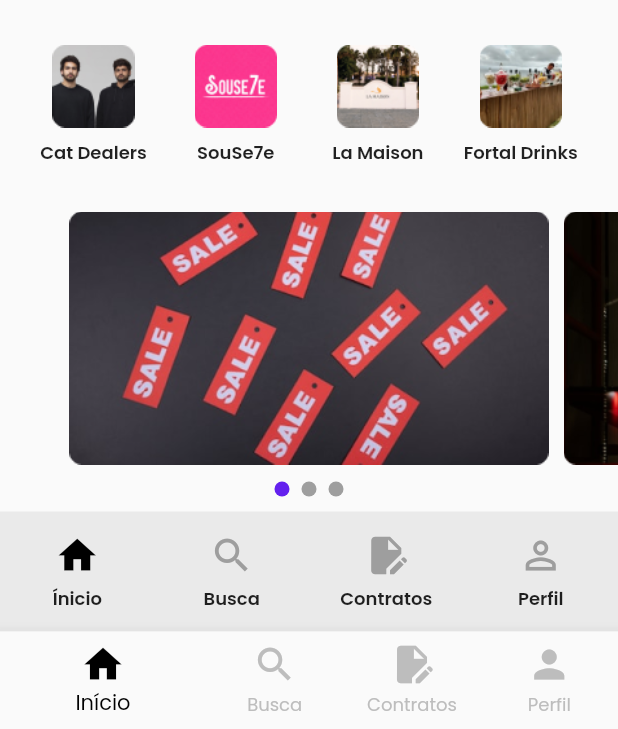
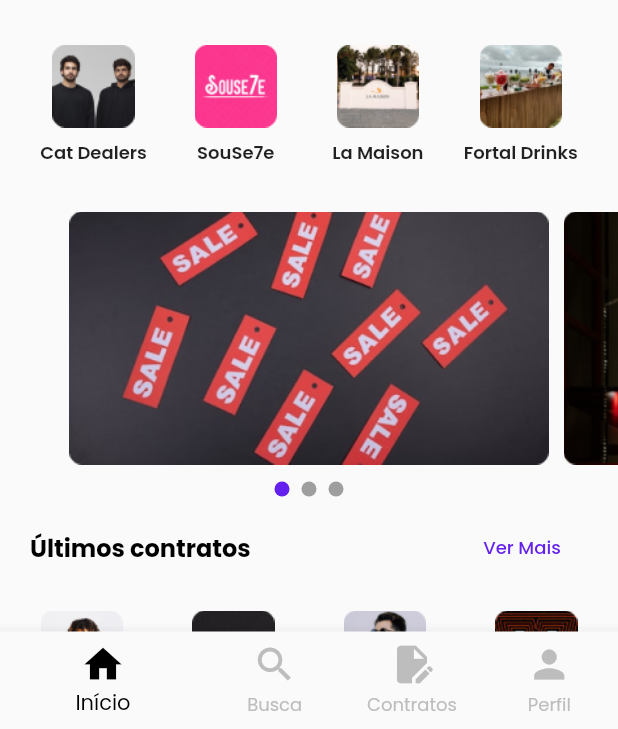
Before and after one commit to pvictorcosmo/Make-My-Party, a Flutter app: the screen it shows after launch, on a phone screen of 412 x 824 dp, the part 507-1236 px from its top. Run offline on Flutter 3.47's test engine with Material 2 defaults, Android fonts, the phone set to English and light mode, and no system bars; drawn by our look-alikes of carousel_slider, smooth_page_indicator; our stand-ins replace firebase_auth, firebase_core, google_fonts; accounts and stored records are empty.

```diff
--- a/lib/screens/home/home.dart
+++ b/lib/screens/home/home.dart
@@ -598,69 +598,6 @@ class _HomePageState extends State<HomePage> {
             ),
           ),
         ),
-
-        // navigation bar
-        bottomNavigationBar: NavigationBarTheme(
-          data: NavigationBarThemeData(
-              indicatorColor: Colors.transparent,
-              iconTheme:
-                  const MaterialStatePropertyAll(IconThemeData(size: 30)),
-              labelTextStyle: MaterialStatePropertyAll(GoogleFonts.poppins(
-                fontSize: 12,
-                fontWeight: FontWeight.w600,
-              ))),
-          child: NavigationBar(
-            selectedIndex: index,
-            onDestinationSelected: (index) =>
-                setState(() => this.index = index),
-            destinations: const [
-              NavigationDestination(
-                icon: Icon(
-                  Icons.home_outlined,
-                  color: Colors.grey,
-                ),
-                selectedIcon: Icon(
-                  Icons.home,
-                  color: Colors.black,
-                ),
-                label: "Ínicio",
-              ),
-              NavigationDestination(
-                icon: Icon(
-                  Icons.search_outlined,
-                  color: Colors.grey,
-                ),
-                selectedIcon: Icon(
-                  Icons.search,
-                  color: Colors.black,
-                ),
-                label: "Busca",
-              ),
-              NavigationDestination(
-                icon: Icon(
-                  Icons.edit_document,
-                  color: Colors.grey,
-                ),
-                selectedIcon: Icon(
-                  Icons.edit_document,
-                  color: Colors.black,
-                ),
-                label: "Contratos",
-              ),
-              NavigationDestination(
-                icon: Icon(
-                  Icons.person_outline,
-                  color: Colors.grey,
-                ),
-                selectedIcon: Icon(
-                  Icons.person,
-                  color: Colors.black,
-                ),
-                label: "Perfil",
-              ),
-            ],
-          ),
-        ),
       ),
     );
   }
```
Also changed, not shown: lib/screens/profile/profile.dart (+11 -109 lines).
